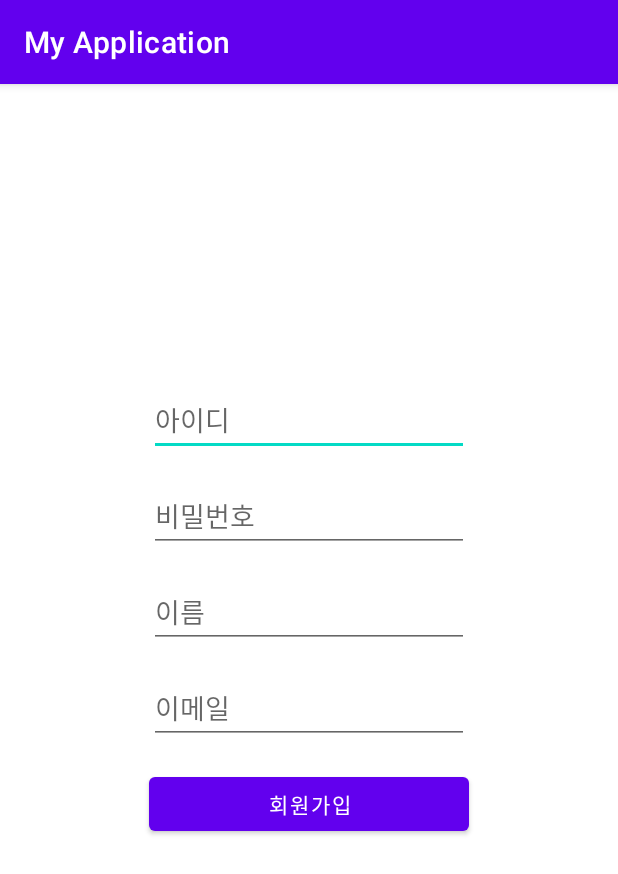
After one commit to junseak1105/Cloud_Teamwork, an Android app: the RegisterActivity screen opened directly, with no data from a screen before it, on a phone screen of 412 x 824 dp. The commit adds this screen. Shown: the top 874 px of the screen. Run offline under Robolectric (Android 15) with nearby library versions, the phone set to English and light mode, and no system bars; our stand-ins replace Volley; network calls fail.

Commit message:
로그인, 회원가입 기본기능 구현

```diff
--- a/app/build.gradle
+++ b/app/build.gradle
@@ -32,6 +32,7 @@ dependencies {
     implementation 'androidx.appcompat:appcompat:1.4.1'
     implementation 'com.google.android.material:material:1.5.0'
     implementation 'androidx.constraintlayout:constraintlayout:2.1.3'
+    implementation 'com.android.volley:volley:1.2.0'
     testImplementation 'junit:junit:4.13.2'
     androidTestImplementation 'androidx.test.ext:junit:1.1.3'
     androidTestImplementation 'androidx.test.espresso:espresso-core:3.4.0'
--- a/app/src/main/AndroidManifest.xml
+++ b/app/src/main/AndroidManifest.xml
@@ -1,8 +1,9 @@
 <?xml version="1.0" encoding="utf-8"?>
 <manifest xmlns:android="http://schemas.android.com/apk/res/android"
     package="com.classprj.myapplication">
-
+    <uses-permission android:name="android.permission.INTERNET" />
     <application
+        android:usesCleartextTraffic="true"
         android:allowBackup="true"
         android:icon="@mipmap/ic_launcher"
         android:label="@string/app_name"
@@ -18,6 +19,8 @@
                 <category android:name="android.intent.category.LAUNCHER" />
             </intent-filter>
         </activity>
+        <activity android:name=".LoginActivity"/>
+        <activity android:name=".RegisterActivity"/>
     </application>
 
 </manifest>
--- /dev/null
+++ b/app/src/main/java/com/classprj/myapplication/RegisterActivity.java
@@ -0,0 +1,77 @@
+package com.classprj.myapplication;
+
+import android.content.Intent;
+import android.os.Bundle;
+import android.view.View;
+import android.widget.Button;
+import android.widget.EditText;
+import android.widget.Toast;
+
+import androidx.appcompat.app.AppCompatActivity;
+
+import com.android.volley.RequestQueue;
+import com.android.volley.Response;
+import com.android.volley.toolbox.Volley;
+
+import org.json.JSONException;
+import org.json.JSONObject;
+
+public class RegisterActivity extends AppCompatActivity {
+
+    private EditText et_id, et_pass, et_name, et_email;
+    private Button btn_register;
+
+    @Override
+    protected void onCreate(Bundle savedInstanceState) { // 액티비티 시작시 처음으로 실행되는 생명주기!
+        super.onCreate(savedInstanceState);
+        setContentView(R.layout.activity_register);
+
+        // 아이디 값 찾아주기
+        et_id = findViewById(R.id.et_id);
+        et_pass = findViewById(R.id.et_pass);
+        et_name = findViewById(R.id.et_name);
+        et_email = findViewById(R.id.et_email);
+
+        // 회원가입 버튼 클릭 시 수행
+        btn_register = findViewById(R.id.btn_register);
+        btn_register.setOnClickListener(new View.OnClickListener() {
+            @Override
+            public void onClick(View view) {
+
+                // EditText에 현재 입력되어있는 값을 get(가져온다)해온다.
+                String userID = et_id.getText().toString();
+                String userPass = et_pass.getText().toString();
+                String userName = et_name.getText().toString();
+                String userEmail = et_email.getText().toString();
+
+                Response.Listener<String> responseListener = new Response.Listener<String>() {
+                    @Override
+                    public void onResponse(String response) {
+                        try {
+                            JSONObject jsonObject = new JSONObject(response);
+                            boolean success = jsonObject.getBoolean("success");
+                            if (success) { // 회원등록에 성공한 경우
+                                Toast.makeText(getApplicationContext(),"회원 등록에 성공하였습니다.",Toast.LENGTH_SHORT).show();
+                                Intent intent = new Intent(RegisterActivity.this, LoginActivity.class);
+                                startActivity(intent);
+                            } else { // 회원등록에 실패한 경우
+                                Toast.makeText(getApplicationContext(),"회원 등록에 실패하였습니다.",Toast.LENGTH_SHORT).show();
+                                return;
+                            }
+                        } catch (JSONException e) {
+                            e.printStackTrace();
+                        }
+
+                    }
+                };
+                // 서버로 Volley를 이용해서 요청을 함.
+
+                RegisterRequest registerRequest = new RegisterRequest(userID,userPass,userName,userEmail, responseListener);
+                RequestQueue queue = Volley.newRequestQueue(RegisterActivity.this);
+                queue.add(registerRequest);
+
+            }
+        });
+
+    }
+}
--- a/app/src/main/res/layout/activity_main.xml
+++ b/app/src/main/res/layout/activity_main.xml
@@ -36,7 +36,7 @@
                     android:layout_height="match_parent"
                     android:orientation="horizontal">
                     <Button
-                        android:id="@+id/button3"
+                        android:id="@+id/button_login"
                         android:layout_width="wrap_content"
                         android:layout_height="wrap_content"
                         android:layout_weight="1"
--- /dev/null
+++ b/app/src/main/res/layout/activity_register.xml
@@ -0,0 +1,70 @@
+<?xml version="1.0" encoding="utf-8"?>
+<android.support.constraint.ConstraintLayout xmlns:android="http://schemas.android.com/apk/res/android"
+    xmlns:app="http://schemas.android.com/apk/res-auto"
+    xmlns:tools="http://schemas.android.com/tools"
+    android:layout_width="match_parent"
+    android:layout_height="match_parent"
+    tools:context=".RegisterActivity">
+
+    <EditText
+        android:id="@+id/et_id"
+        android:layout_width="wrap_content"
+        android:layout_height="wrap_content"
+        android:layout_marginStart="8dp"
+        android:layout_marginLeft="8dp"
+        android:layout_marginTop="200dp"
+        android:layout_marginEnd="8dp"
+        android:layout_marginRight="8dp"
+        android:ems="10"
+        android:hint="아이디"
+        android:inputType="textPersonName"
+        app:layout_constraintEnd_toEndOf="parent"
+        app:layout_constraintStart_toStartOf="parent"
+        app:layout_constraintTop_toTopOf="parent" />
+
+    <EditText
+        android:id="@+id/et_pass"
+        android:layout_width="wrap_content"
+        android:layout_height="wrap_content"
+        android:layout_marginTop="16dp"
+        android:ems="10"
+        android:hint="비밀번호"
+        android:inputType="textPersonName"
+        app:layout_constraintEnd_toEndOf="@+id/et_id"
+        app:layout_constraintStart_toStartOf="@+id/et_id"
+        app:layout_constraintTop_toBottomOf="@+id/et_id" />
+
+    <EditText
+        android:id="@+id/et_name"
+        android:layout_width="wrap_content"
+        android:layout_height="wrap_content"
+        android:layout_marginTop="16dp"
+        android:ems="10"
+        android:hint="이름"
+        android:inputType="textPersonName"
+        app:layout_constraintEnd_toEndOf="@+id/et_pass"
+        app:layout_constraintStart_toStartOf="@+id/et_pass"
+        app:layout_constraintTop_toBottomOf="@+id/et_pass" />
+
+    <EditText
+        android:id="@+id/et_email"
+        android:layout_width="wrap_content"
+        android:layout_height="wrap_content"
+        android:layout_marginTop="16dp"
+        android:ems="10"
+        android:hint="이메일"
+        android:inputType="textPersonName"
+        app:layout_constraintEnd_toEndOf="@+id/et_name"
+        app:layout_constraintStart_toStartOf="@+id/et_name"
+        app:layout_constraintTop_toBottomOf="@+id/et_name" />
+
+    <Button
+        android:id="@+id/btn_register"
+        android:layout_width="0dp"
+        android:layout_height="wrap_content"
+        android:layout_marginTop="16dp"
+        android:text="회원가입"
+        app:layout_constraintEnd_toEndOf="@+id/et_email"
+        app:layout_constraintStart_toStartOf="@+id/et_email"
+        app:layout_constraintTop_toBottomOf="@+id/et_email" />
+</android.support.constraint.ConstraintLayout>
```
Also changed, not shown: app/src/main/java/com/classprj/myapplication/LoginActivity.java (added, +89 -0 lines), app/src/main/java/com/classprj/myapplication/LoginRequest.java (added, +30 -0 lines), app/src/main/java/com/classprj/myapplication/MainActivity.java (+16 -0 lines), app/src/main/java/com/classprj/myapplication/RegisterRequest.java (added, +31 -0 lines), app/src/main/res/layout/activity_login.xml (added, +60 -0 lines).
